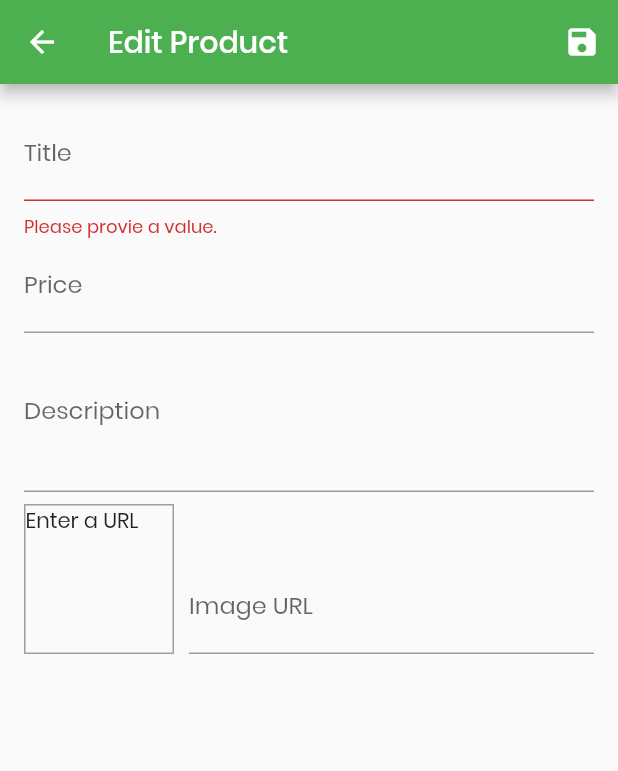
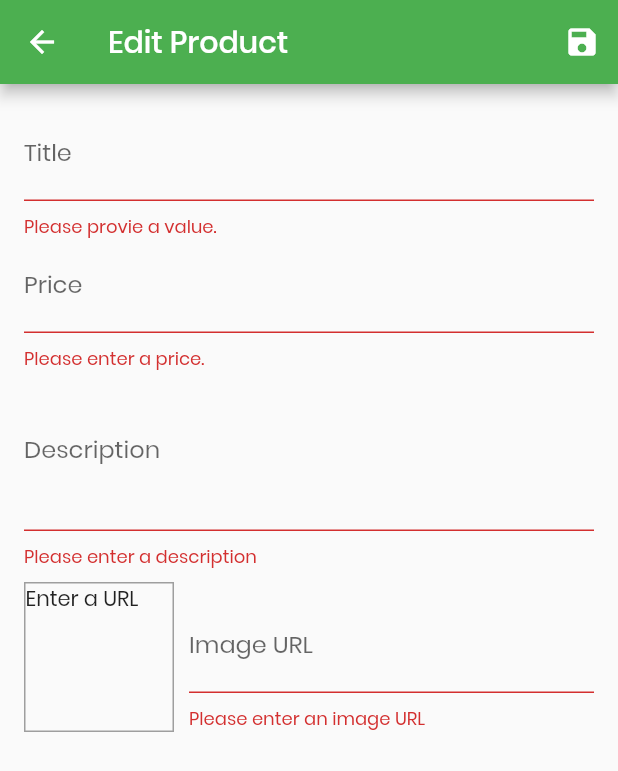
Before and after one commit to MatejKrcek/flutterShop, a Flutter app: the EditProductScreen screen opened by its route, after a tap on the "save" icon, on a phone screen of 412 x 824 dp. Shown: the top 771 px of the screen. Run offline on Flutter 3.47's test engine with Material 2 defaults, Android fonts, the phone set to English and light mode, and no system bars; network calls fail.

Commit message:
validations

```diff
--- a/lib/main.dart
+++ b/lib/main.dart
@@ -42,7 +42,8 @@ class MyApp extends StatelessWidget {
           CartScreen.routeName: (ctx) => CartScreen(),
           OrdersScreen.routeName: (ctx) => OrdersScreen(),
           UserProductsScreen.routeName: (ctx) => UserProductsScreen(),
-          EditProductScreen.routeName: (ctx) => EditProductScreen(),
+          EditProductScreen.routeName: (ctx) => EditProductScreen
+          (),
         },
       ),
     );
--- a/lib/screens/edit_product_screen.dart
+++ b/lib/screens/edit_product_screen.dart
@@ -41,6 +41,15 @@ class _EditProductScreenState extends State<EditProductScreen> {
 
   void _updateImageUrl() {
     if (!_imageUrlFocusNode.hasFocus) {
+      if (_imageUrlController.text.isEmpty ||
+          (!_imageUrlController.text.startsWith('http') &&
+              !_imageUrlController.text.startsWith('https')) ||
+          (!_imageUrlController.text.endsWith('.png') &&
+              !_imageUrlController.text.endsWith('.jpg') &&
+              !_imageUrlController.text.endsWith('.jpeg'))) {
+        return;
+      }
+
       setState(() {});
     }
   }
@@ -96,7 +105,7 @@ class _EditProductScreenState extends State<EditProductScreen> {
                     return 'Please provie a value.';
                   }
                   return null;
-                } ,
+                },
               ),
               TextFormField(
                 decoration: InputDecoration(labelText: 'Price'),
@@ -116,7 +125,16 @@ class _EditProductScreenState extends State<EditProductScreen> {
                   );
                 },
                 validator: (value) {
-                  if(value.isEmpty){}
+                  if (value.isEmpty) {
+                    return 'Please enter a price.';
+                  }
+                  if (double.tryParse(value) == null) {
+                    return 'Please enter a valid number';
+                  }
+                  if (double.parse(value) <= 0) {
+                    return 'Please enter a number greater that 0';
+                  }
+                  return null;
                 },
               ),
               TextFormField(
@@ -132,6 +150,12 @@ class _EditProductScreenState extends State<EditProductScreen> {
                     imageUrl: _editedProduct.imageUrl,
                     id: null,
                   );
+                },
+                validator: (value) {
+                  if (value.isEmpty) {
+                    return 'Please enter a description';
+                  }
+                  return null;
                 },
               ),
               Row(
@@ -178,6 +202,21 @@ class _EditProductScreenState extends State<EditProductScreen> {
                           id: null,
                         );
                       },
+                      validator: (value) {
+                        if (value.isEmpty) {
+                          return 'Please enter an image URL';
+                        }
+                        if (!value.startsWith('http') &&
+                            !value.startsWith('https')) {
+                          return 'Please enter a valid URL';
+                        }
+                        if (!value.endsWith('.png') &&
+                            !value.endsWith('.jpg') &&
+                            !value.endsWith('.jpeg')) {
+                          return 'Please enter a valid image URL';
+                        }
+                        return null;
+                      },
                     ),
                   ),
                 ],
```
